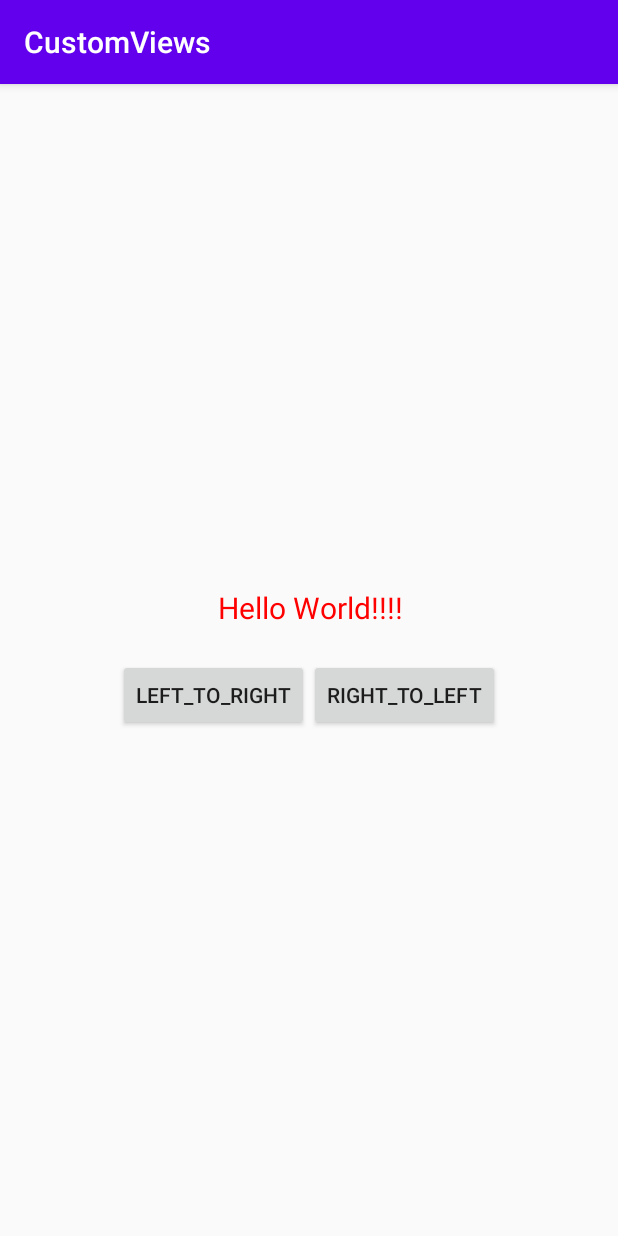
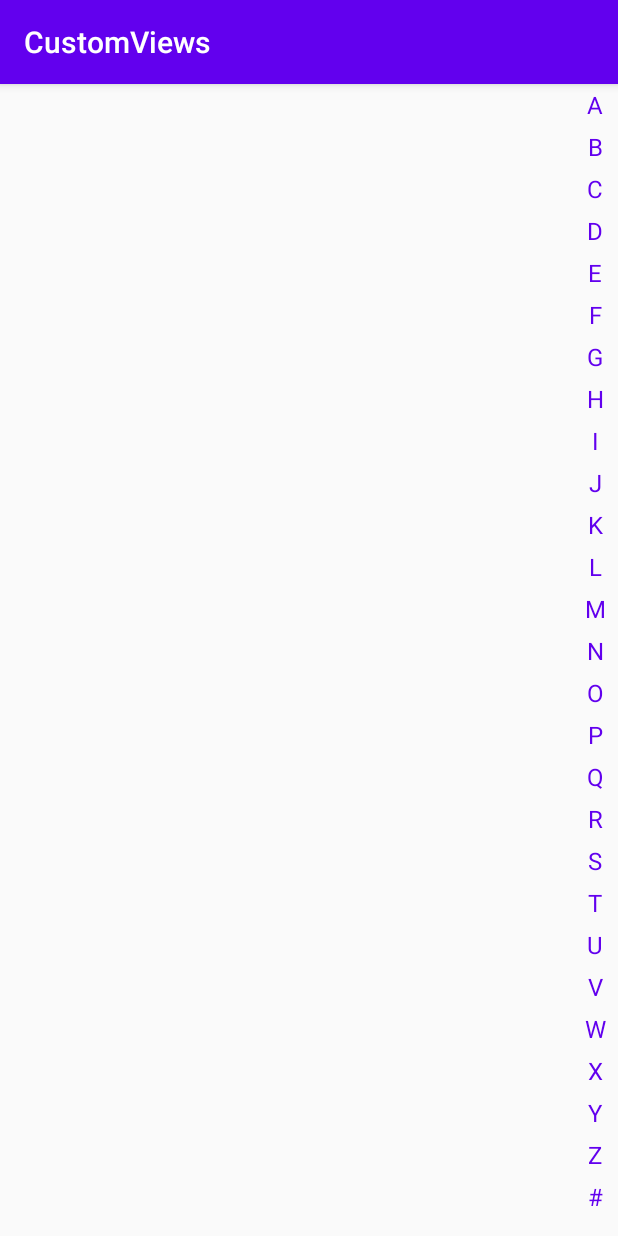
Before and after one commit to LuoSPro/CustomViews, an Android app: the MainActivity screen opened directly, with no data from a screen before it, on a phone screen of 412 x 824 dp. Run offline under Robolectric (Android 15) with nearby library versions, the phone set to English and light mode, and no system bars.

Commit message:
侧边栏文字索引列表

```diff
--- /dev/null
+++ b/app/src/main/java/com/example/customviews/LetterSideBar.java
@@ -0,0 +1,146 @@
+package com.example.customviews;
+
+import android.content.Context;
+import android.content.res.TypedArray;
+import android.graphics.Canvas;
+import android.graphics.Paint;
+import android.util.AttributeSet;
+import android.util.TypedValue;
+import android.view.MotionEvent;
+import android.view.View;
+
+import androidx.annotation.Nullable;
+
+public class LetterSideBar extends View {
+
+    private Paint mPaint;
+    private Paint mSelectedPaint;
+    private int mLetterColor;
+    private int mSelectedLetterColor;
+    private float mLetterSize = 12;
+    private char[] mLetters = new char[]{'A', 'B', 'C', 'D', 'E', 'F',
+            'G', 'H', 'I', 'J', 'K', 'L', 'M', 'N', 'O', 'P', 'Q', 'R', 'S', 'T', 'U', 'V', 'W', 'X', 'Y', 'Z', '#'};
+    //当前触摸的位置字母
+    private char mCurTouchLetter;
+    private LetterTouchListener mLetterTouchListener;
+
+    public LetterSideBar(Context context) {
+        this(context, null);
+    }
+
+    public LetterSideBar(Context context, @Nullable AttributeSet attrs) {
+        this(context, attrs, 0);
+    }
+
+    public LetterSideBar(Context context, @Nullable AttributeSet attrs, int defStyleAttr) {
+        super(context, attrs, defStyleAttr);
+        TypedArray typedArray = context.obtainStyledAttributes(attrs, R.styleable.LetterSideBar);
+        mLetterColor = typedArray.getColor(R.styleable.LetterSideBar_LetterColor, mLetterColor);
+        mSelectedLetterColor = typedArray.getColor(R.styleable.LetterSideBar_SelectedLetterColor, mSelectedLetterColor);
+        mLetterSize = typedArray.getDimensionPixelSize(R.styleable.LetterSideBar_LetterSize, (int) mLetterSize);
+        typedArray.recycle();
+        init();
+    }
+
+    private void init() {
+        mPaint = getPaint(mLetterColor);
+        mSelectedPaint = getPaint(mSelectedLetterColor);
+    }
+
+    private Paint getPaint(int color) {
+        Paint paint = new Paint();
+        paint.setAntiAlias(true);
+        //这里设置的是px，如果要设置的是sp，就要把它转成px
+        paint.setTextSize(mLetterSize);
+        paint.setColor(color);
+        return paint;
+    }
+
+    @Override
+    protected void onMeasure(int widthMeasureSpec, int heightMeasureSpec) {
+        super.onMeasure(widthMeasureSpec, heightMeasureSpec);
+        //计算指定宽度，高度可以直接获取
+        int height = MeasureSpec.getSize(heightMeasureSpec);
+        //计算指定宽度（考虑情况）：左右padding+字母宽度(取决于Paint的大小)
+        //获得字体的宽度
+        int textWidth = (int) mPaint.measureText("A");
+        int width = getPaddingLeft() + getPaddingRight() + textWidth;
+
+        setMeasuredDimension(width, height);
+    }
+
+    @Override
+    protected void onDraw(Canvas canvas) {
+        //画26个字母
+        int itemHeight = (getHeight() - getPaddingTop() - getPaddingBottom()) / mLetters.length;
+        for (int i = 0; i < mLetters.length; i++) {
+            //知道每个字母的中心位置    1 字母的高度一半    2 字母高度一般+前面字符的高度
+            int letterCenterY = i * itemHeight + itemHeight / 2 + getPaddingTop();
+            //基线：基于中心位置，知道中心位置就直接知道基线了(中心位置不是基线)
+            Paint.FontMetrics fontMetrics = mPaint.getFontMetrics();
+            int dy = (int) ((fontMetrics.bottom - fontMetrics.top) / 2 - fontMetrics.bottom);
+            int baseLine = letterCenterY + dy;
+            // x绘制在最中间 = 宽度/2 - 文字/2
+            int textWidth = (int) mPaint.measureText(String.valueOf(mLetters[i]));
+            int x = getWidth() / 2 - textWidth / 2;
+
+            //如果当前字母要高亮(这里设置两个Paint比较好一点，因为如果一直改颜色的话，会一直去调用底层C代码，影响性能)
+            if (mLetters[i] == mCurTouchLetter) {
+                canvas.drawText(String.valueOf(mLetters[i]), x, baseLine, mSelectedPaint);
+            } else {
+                canvas.drawText(String.valueOf(mLetters[i]), x, baseLine, mPaint);
+            }
+        }
+    }
+
+    /**
+     * 优化：
+     * TODO:目前我暂时还不知道怎么去做
+     * 每次都会来调用onDraw方法，先判断这个是否存在了，如果已经存在了，就不需要用invalidate()重绘
+     * @param event
+     * @return
+     */
+    @Override
+    public boolean onTouchEvent(MotionEvent event) {
+        switch (event.getAction()) {
+            case MotionEvent.ACTION_DOWN:
+            case MotionEvent.ACTION_MOVE:
+                //计算出当前触摸字母 ： 获取当前位置(这里可能会有负数，要处理一下)
+                float curMoveY = event.getY();
+                //位置 = curMoveY / 字母高度，通过位置获取字母
+                int itemHeight = (getHeight() - getPaddingTop() - getPaddingBottom()) / mLetters.length;
+                int curPosition = (int) (curMoveY / itemHeight);
+
+                if (curPosition < 0) {
+                    curPosition = 0;
+                } else if (curPosition > mLetters.length - 1) {
+                    curPosition = mLetters.length - 1;
+                }
+
+                mCurTouchLetter = mLetters[curPosition];
+                mLetterTouchListener.touch(String.valueOf(mCurTouchLetter));
+                //重新绘制
+                invalidate();
+                break;
+            case MotionEvent.ACTION_UP:
+                mLetterTouchListener.up();
+                break;
+        }
+        return true;
+    }
+
+    private float sp2Px(int sp) {
+        return TypedValue.applyDimension(TypedValue.COMPLEX_UNIT_SP,
+                sp, getResources().getDisplayMetrics());
+    }
+
+    public void setLetterTouchListener(LetterTouchListener listener){
+        mLetterTouchListener = listener;
+    }
+
+    //其他View不会使用这个接口，所以这个只需要写在我们这个View的里面，如果两个以上的View要使用这个接口，就把这个接口写到外面去
+    public interface LetterTouchListener{
+        void touch(String letter);
+        void up();
+    }
+}
--- a/app/src/main/java/com/example/customviews/MainActivity.kt
+++ b/app/src/main/java/com/example/customviews/MainActivity.kt
@@ -6,6 +6,7 @@ import androidx.appcompat.app.AppCompatActivity
 import android.os.Bundle
 import android.os.Handler
 import android.os.Looper
+import android.view.View
 import android.view.animation.DecelerateInterpolator
 import kotlinx.android.synthetic.main.activity_main.*
 
@@ -14,25 +15,27 @@ class MainActivity : AppCompatActivity() {
     override fun onCreate(savedInstanceState: Bundle?) {
         super.onCreate(savedInstanceState)
         setContentView(R.layout.activity_main)
-        initColorTrackText()
+        mHandle = Handler(Looper.getMainLooper())
+        initLetterSideBar()
     }
 
-    private fun initColorTrackText() {
-        val valueAnimator: ValueAnimator = ObjectAnimator.ofFloat(0f,1f)
-        valueAnimator.duration = 2000
-        btn_left_to_right.setOnClickListener {
-            color_track_text.setDirection(ColorTrackTextView.Direction.LEFT_TO_RIGHT)
-            valueAnimator.addUpdateListener {
-                color_track_text.setCurProgress(valueAnimator.animatedValue as Float)
+    private lateinit var mHandle: Handler
+
+    private fun initLetterSideBar() {
+        letter_side_bar.setLetterTouchListener(object : LetterSideBar.LetterTouchListener{
+            override fun touch(letter: String?) {
+                tv_letter.apply {
+                    visibility = View.VISIBLE
+                    text = letter
+                }
             }
-            valueAnimator.start()
-        }
-        btn_right_to_left.setOnClickListener {
-            color_track_text.setDirection(ColorTrackTextView.Direction.RIGHT_TO_LEFT)
-            valueAnimator.addUpdateListener {
-                color_track_text.setCurProgress(valueAnimator.animatedValue as Float)
+
+            override fun up() {
+                //延迟消失
+                mHandle.postDelayed({
+                    tv_letter.visibility = View.GONE
+                },300)
             }
-            valueAnimator.start()
-        }
+        })
     }
 }
--- a/app/src/main/res/layout/activity_main.xml
+++ b/app/src/main/res/layout/activity_main.xml
@@ -8,43 +8,32 @@
     android:gravity="center"
     android:orientation="vertical">
 
-    <LinearLayout
+    <RelativeLayout
         android:layout_width="match_parent"
-        android:layout_height="match_parent"
-        android:gravity="center"
-        android:orientation="vertical">
+        android:layout_height="match_parent">
 
-        <com.example.customviews.ColorTrackTextView
-            android:id="@+id/color_track_text"
-            android:textSize="20sp"
+        <TextView
+            android:visibility="gone"
+            android:id="@+id/tv_letter"
+            android:text="A"
+            android:textSize="16sp"
+            android:textColor="#FF005E"
+            android:background="#DFDFDF"
+            android:layout_centerInParent="true"
+            android:gravity="center"
+            android:layout_width="100dp"
+            android:layout_height="100dp"/>
+
+        <com.example.customviews.LetterSideBar
+            android:id="@+id/letter_side_bar"
             android:layout_width="wrap_content"
-            android:layout_height="wrap_content"
-            app:originColor="@color/colorPrimary"
-            app:changeColor="@color/colorAccent"
-            android:text="Hello World!!!!"/>
+            android:layout_height="match_parent"
+            android:layout_alignParentRight="true"
+            android:paddingStart="20dp"
+            app:LetterColor="@color/colorPrimary"
+            app:SelectedLetterColor="@color/colorAccent"
+            app:LetterSize="16sp"/>
 
-        <LinearLayout
-            android:layout_marginTop="20dp"
-            android:layout_width="match_parent"
-            android:layout_height="wrap_content"
-            android:gravity="center">
-
-            <Button
-                android:id="@+id/btn_left_to_right"
-                android:layout_width="wrap_content"
-                android:layout_height="wrap_content"
-                android:layout_gravity="right"
-                android:text="LEFT_TO_RIGHT"/>
-
-            <Button
-                android:id="@+id/btn_right_to_left"
-                android:layout_width="wrap_content"
-                android:layout_height="wrap_content"
-                android:text="RIGHT_TO_LEFT"/>
-
-        </LinearLayout>
-
-    </LinearLayout>
-
+    </RelativeLayout>
 
 </LinearLayout>
```
